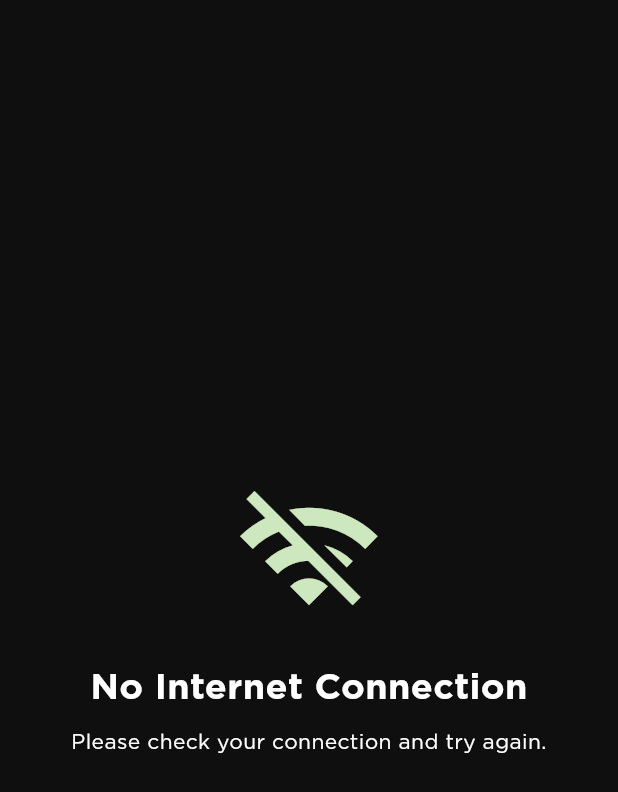
After one commit to FerdiNP/ebook_mobile, a Flutter app: the NoConnectionView screen opened directly, on a phone screen of 412 x 824 dp. The commit adds this screen. Shown: the top 792 px of the screen. Run offline on Flutter 3.47's test engine with Material 3 defaults, Android fonts, the phone set to English and light mode, and no system bars; our stand-ins replace audioplayers, cloud_firestore, connectivity_plus, file_picker, firebase_auth, firebase_core and 16 more; accounts and stored records are empty.

Commit message:
add local storage when no internet and no internet page

```diff
--- a/lib/app/modules/book_manage/views/book_manage_view.dart
+++ b/lib/app/modules/book_manage/views/book_manage_view.dart
@@ -16,7 +16,7 @@ class _ManageBooksPageState extends State<ManageBooksPage> {
   Future<void> _deleteBook(String bookId) async {
     try {
       await _booksCollection.doc(bookId).delete();
-      setState(() {}); // Refresh list after deleting the
+      setState(() {});
       Get.snackbar(
         'Success',
         'Book deleted successfully!',
--- /dev/null
+++ b/lib/app/modules/connection/views/no_connection_view.dart
@@ -0,0 +1,45 @@
+import 'package:flutter/material.dart';
+
+class NoConnectionView extends StatelessWidget {
+  const NoConnectionView({super.key});
+
+  @override
+  Widget build(BuildContext context) {
+    return const PopScope(
+      canPop: false,
+      child: Scaffold(
+        body: Center(
+          child: Column(
+            mainAxisAlignment: MainAxisAlignment.center,
+            children: [
+              Icon(
+                Icons.wifi_off,
+                size: 100,
+                color: Color(0xFFCDE7BE),
+              ),
+              SizedBox(height: 20),
+              Text(
+                'No Internet Connection',
+                style: TextStyle(
+                  fontSize: 24,
+                  fontFamily: 'Gotham',
+                  fontWeight: FontWeight.bold,
+                  color: Colors.white,
+                ),
+              ),
+              SizedBox(height: 10),
+              Text(
+                'Please check your connection and try again.',
+                textAlign: TextAlign.center,
+                style: TextStyle(
+                  fontFamily: 'Gotham',
+                  color: Colors.white,
+                ),
+              ),
+            ],
+          ),
+        ),
+      )
+    );
+  }
+}
--- a/lib/main.dart
+++ b/lib/main.dart
@@ -5,6 +5,7 @@ import 'package:get_storage/get_storage.dart';
 import 'package:google_fonts/google_fonts.dart';
 import 'package:prak_mobile/app/controller/auth_controller/auth_controller.dart';
 import 'package:prak_mobile/app/handler/notification_handler/notification_handler.dart';
+import 'package:prak_mobile/dependency_injection.dart';
 import 'package:shared_preferences/shared_preferences.dart';
 import 'app/routes/app_pages.dart';
 import 'firebase_options.dart';
@@ -31,4 +32,5 @@ void main() async {
         getPages: AppPages.routes,
       )
   );
+  DependencyInjection.init();
 }
--- a/pubspec.yaml
+++ b/pubspec.yaml
@@ -61,6 +61,7 @@ dependencies:
   latlong2:
   flutter_map: ^7.0.2
   http:
+  connectivity_plus:
 
 dev_dependencies:
   flutter_test:
```
Also changed, not shown: lib/app/controller/auth_controller/gps_controller.dart (+5 -3 lines), lib/app/modules/book_manage/views/book_add_view.dart (+76 -4 lines), lib/app/modules/connection/bindings/connection_binding.dart (added, +10 -0 lines), lib/app/modules/connection/controller/connection_controller.dart (added, +55 -0 lines), lib/app/modules/location/views/location_view.dart (+5 -5 lines), lib/dependency_injection.dart (added, +8 -0 lines), pubspec.lock, 3 other files.
